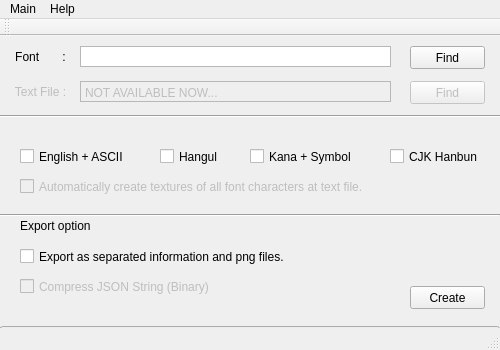
The window that DyFontAtlasGenerator/DyFontAtlasGenerator.ui (liliilli/DianYing) describes before a commit, drawn with Qt 5.
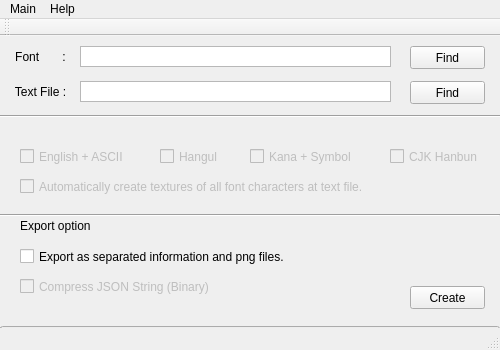
The same window after the commit.

The edit to the form file:
```diff
--- a/DyFontAtlasGenerator/DyFontAtlasGenerator.ui
+++ b/DyFontAtlasGenerator/DyFontAtlasGenerator.ui
@@ -201,6 +201,9 @@
     </property>
    </widget>
    <widget class="QCheckBox" name="CB_MapEnglish">
+    <property name="enabled">
+     <bool>false</bool>
+    </property>
     <property name="geometry">
      <rect>
       <x>20</x>
@@ -272,6 +275,9 @@
     </property>
    </widget>
    <widget class="QCheckBox" name="CB_MapHangul">
+    <property name="enabled">
+     <bool>false</bool>
+    </property>
     <property name="geometry">
      <rect>
       <x>160</x>
@@ -301,6 +307,9 @@
     </property>
    </widget>
    <widget class="QCheckBox" name="CB_MapKana">
+    <property name="enabled">
+     <bool>false</bool>
+    </property>
     <property name="geometry">
      <rect>
       <x>250</x>
@@ -315,7 +324,7 @@
    </widget>
    <widget class="QCheckBox" name="CB_MapCJKHanbun">
     <property name="enabled">
-     <bool>true</bool>
+     <bool>false</bool>
     </property>
     <property name="geometry">
      <rect>
@@ -331,7 +340,7 @@
    </widget>
    <widget class="QLabel" name="label_4">
     <property name="enabled">
-     <bool>false</bool>
+     <bool>true</bool>
     </property>
     <property name="geometry">
      <rect>
@@ -350,7 +359,7 @@
    </widget>
    <widget class="QPlainTextEdit" name="TV_TextFilePath">
     <property name="enabled">
-     <bool>false</bool>
+     <bool>true</bool>
     </property>
     <property name="geometry">
      <rect>
@@ -403,7 +412,7 @@
      <bool>true</bool>
     </property>
     <property name="plainText">
-     <string notr="true">NOT AVAILABLE NOW...</string>
+     <string notr="true"/>
     </property>
     <property name="placeholderText">
      <string notr="true"/>
@@ -411,7 +420,7 @@
    </widget>
    <widget class="QPushButton" name="BT_FindTextFile">
     <property name="enabled">
-     <bool>false</bool>
+     <bool>true</bool>
     </property>
     <property name="geometry">
      <rect>
```
